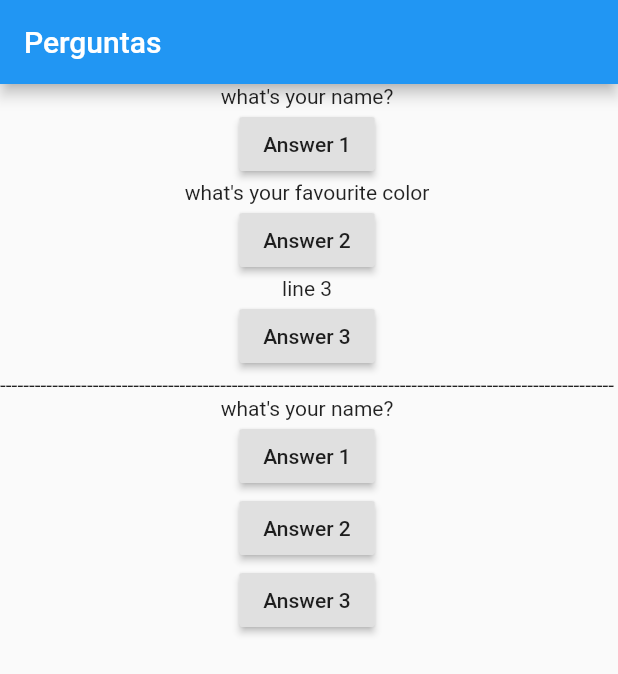
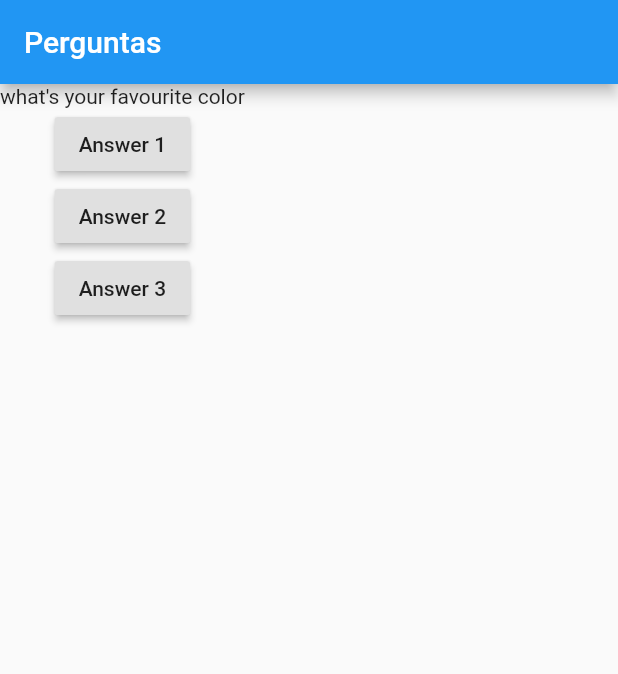
Before and after one commit to Marco-tron/learning_flutter, a Flutter app: the screen it shows after launch, after a tap on "Answer 1", on a phone screen of 412 x 824 dp. Shown: the top 674 px of the screen. Run offline on Flutter 3.47's test engine with Material 2 defaults, Android fonts, the phone set to English and light mode, and no system bars.

```diff
--- a/project_questions/lib/main.dart
+++ b/project_questions/lib/main.dart
@@ -4,22 +4,20 @@ main () {
   // runApp receives a root widget that is going to contain all other widgets that make the aplication
   runApp(new AppQuestion());
 }
+//class that manages the state
+class AppQuestionState extends State<AppQuestion> {
+  var selectedQuestion = 0;
 
-class AppQuestion extends StatelessWidget {
-  // a statless widget can't have mutable variables like var
-  var selectedQuestion = 0;
   void answer() {
-    // even if the value is updated widgets that depend on the value wont because this is a steteless widget
-    selectedQuestion++;
+    // setState is needed to update ui state
+    setState(() {
+      selectedQuestion++;
+    });
+
     print('question answered $selectedQuestion');
   }
 
-  void Function() functionThetReturnsAnotherFunction() {
-    return () {
-      print('question answered by function');
-    };
-  }
-
+  @override
   Widget build(BuildContext context) {
     final List<String> questions = [
       'what\'s your name?',
@@ -34,28 +32,7 @@ class AppQuestion extends StatelessWidget {
         // the column is a invisible widget used to organize others, you can use it togheter with rows to space exactly how you want yous widgets to be placed
         body: Column(
           children: [
-            Text(questions[0]),
-            RaisedButton(
-              child: Text('Answer 1'),
-              // to pass a function as a parameter you cant write ()
-              onPressed: answer,
-            ),
-            Text(questions[1]),
-            RaisedButton(
-              child: Text('Answer 2'),
-              // in this case the function called returns another function that is used as a parameter for onPressed
-              onPressed: functionThetReturnsAnotherFunction(),
-            ),
-            Text('line 3'),
-            RaisedButton(
-              child: Text('Answer 3'),
-              // you can also create the function you want directly on the parameter
-              onPressed: () => print('answered creating the function directly on the parameter'),
-            ),
-            Column(
-              children:[
-                Text('----------------------------------------------------------------------------------------------------------'),
-                Text(questions[selectedQuestion]),
+            Text(questions[selectedQuestion]),
                 RaisedButton(
                   child: Text('Answer 1'),
                   onPressed: answer,
@@ -68,11 +45,16 @@ class AppQuestion extends StatelessWidget {
                   child: Text('Answer 3'),
                   onPressed: answer,
                 ),
-              ],
-            )
           ],
         ),
       ),
     );
   }
 }
+
+//class where the component itself is created
+class AppQuestion extends StatefulWidget {
+  State<AppQuestion> createState() {
+    return AppQuestionState();
+  }
+}
```
Also changed, not shown: 1 other file.
